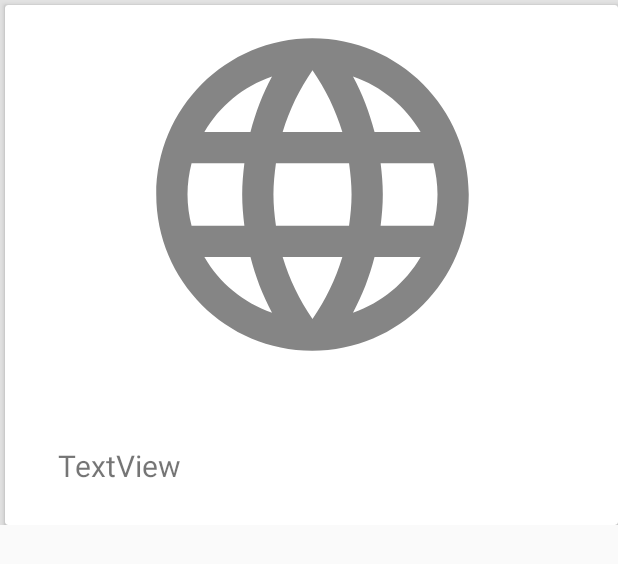
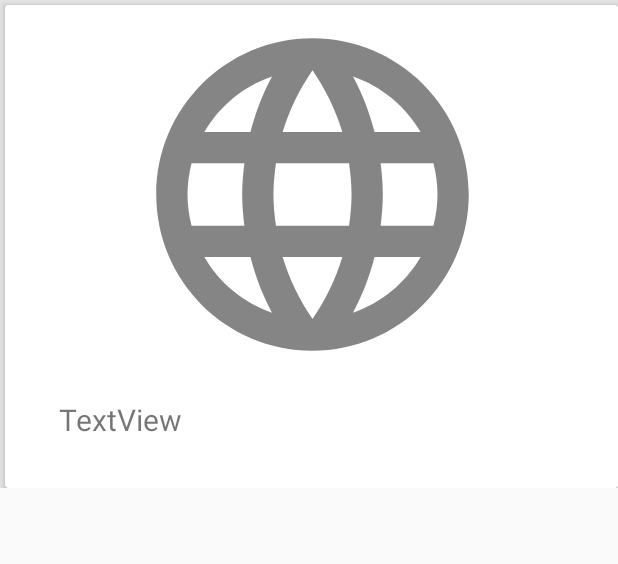
Before and after one commit to BryanMendoza1997/Examen, an Android app: the layout recicler_view_item.xml on its own in the app's theme, with its tools: preview values and no code run, on a phone screen of 412 x 824 dp. Shown: the top 564 px of the screen. Run offline under Robolectric (Android 15) with nearby library versions, the phone set to English and light mode, and no system bars.

Commit message:
Septimo Commit

```diff
--- a/app/src/main/java/com/example/examen/Adaptadores/MyAdapter.java
+++ b/app/src/main/java/com/example/examen/Adaptadores/MyAdapter.java
@@ -1,6 +1,8 @@
 package com.example.examen.Adaptadores;
 
 import android.content.Context;
+import android.graphics.drawable.PictureDrawable;
+import android.net.Uri;
 import android.view.LayoutInflater;
 import android.view.View;
 import android.view.ViewGroup;
@@ -11,10 +13,12 @@ import androidx.annotation.NonNull;
 import androidx.recyclerview.widget.RecyclerView;
 
 import com.bumptech.glide.Glide;
+import com.bumptech.glide.load.model.StreamEncoder;
 import com.example.examen.R;
 import com.example.examen.clases.Datos;
 import com.squareup.picasso.Picasso;
 
+import java.io.InputStream;
 import java.util.List;
 
 public class MyAdapter extends RecyclerView.Adapter<MyAdapter.ViewHolder> {
@@ -36,10 +40,11 @@ public class MyAdapter extends RecyclerView.Adapter<MyAdapter.ViewHolder> {
     @Override
     public void onBindViewHolder(@NonNull ViewHolder holder, int position) {
         Datos pro=codigos.get(position);
-       // Picasso.get().load(pro.getImagen()).into(holder.imagen);
-       Glide.with(Ctx)
-                .load(pro.getImagen())
-               .into(holder.imagen);
+
+      Glide.with(Ctx)
+              .load(pro.getImagen())
+              .into(holder.imagen);
+
 
         holder.descripcion.setText(pro.getNombre());
     }
--- a/app/src/main/java/com/example/examen/Principal.java
+++ b/app/src/main/java/com/example/examen/Principal.java
@@ -35,13 +35,13 @@ public class Principal extends AppCompatActivity implements Asynchtask {
     }
 
     public void processFinish(String result) throws JSONException {
+        String imag;
         JSONArray JSONlista =  new JSONArray(result);
         for(int i=0; i< JSONlista.length();i++){
             JSONObject banco=  JSONlista.getJSONObject(i);
             products.add( new Datos(
                     banco.getString("name"),
-                    banco.getString("flag")
-            ));
+                    "http://www.geognos.com/api/en/countries/flag/"+banco.getString("alpha2Code").toString()+".png"));
         }
         MyAdapter adapter=new MyAdapter(Principal.this,products);
         mRecyclerView.setAdapter(adapter);
--- a/app/src/main/res/layout/recicler_view_item.xml
+++ b/app/src/main/res/layout/recicler_view_item.xml
@@ -4,7 +4,7 @@
     xmlns:tools="http://schemas.android.com/tools"
     android:orientation="vertical"
     android:layout_width="match_parent"
-    android:layout_height="350dp"
+    android:layout_height="325dp"
     android:background="#E2E2E2">
 
     <androidx.cardview.widget.CardView
@@ -16,18 +16,6 @@
         <RelativeLayout
             android:layout_width="match_parent"
             android:layout_height="match_parent">
-
-            <TextView
-                android:id="@+id/txtnombre"
-                android:layout_width="346dp"
-                android:layout_height="40dp"
-                android:layout_alignParentStart="true"
-                android:layout_alignParentBottom="true"
-                android:layout_marginStart="35dp"
-                android:layout_marginBottom="13dp"
-                android:text="TextView"
-                android:textSize="20dp" />
-
             <ImageView
                 android:id="@+id/imageView"
                 android:layout_width="match_parent"
@@ -40,6 +28,18 @@
                 android:adjustViewBounds="true"
                 app:srcCompat="@drawable/ic_general" />
 
+            <TextView
+                android:id="@+id/txtnombre"
+                android:layout_width="346dp"
+                android:layout_height="40dp"
+                android:layout_below="@+id/imageView"
+                android:layout_alignParentStart="true"
+                android:layout_marginStart="36dp"
+                android:layout_marginTop="11dp"
+                android:text="TextView"
+                android:textSize="20dp" />
+
+
         </RelativeLayout>
     </androidx.cardview.widget.CardView>
 
```
